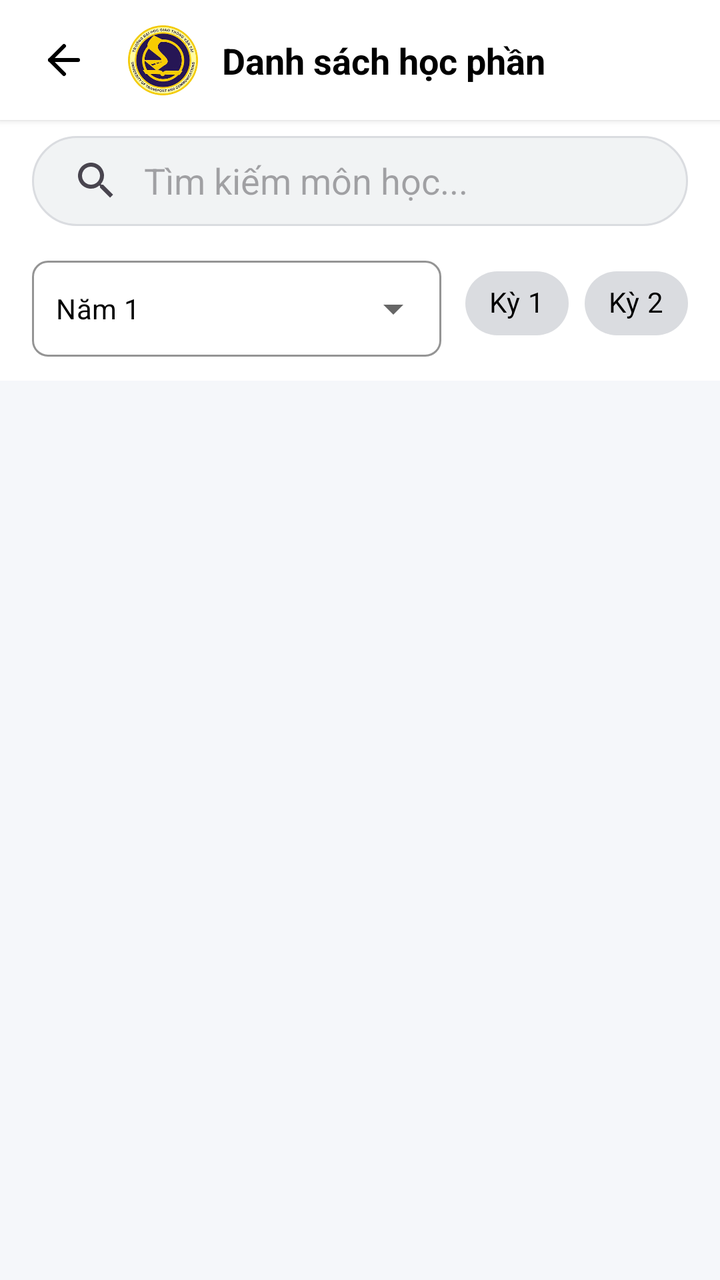
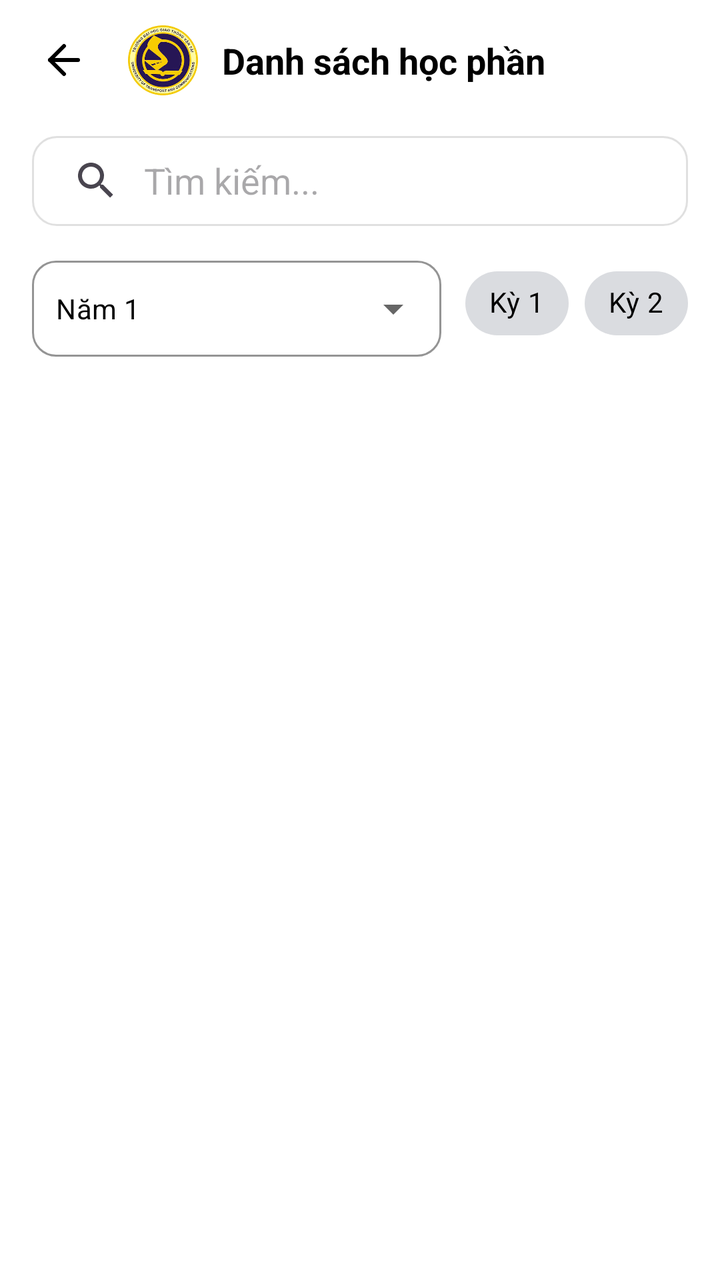

An Android layout rendered at two revisions. The XML below is the earlier revision; the diff shows what the commit changed to produce the second picture.
<!-- AndroidManifest.xml: application theme Theme.UTC2AppReborn -->
<!-- res/layout/activity_subject_list.xml -->
<?xml version="1.0" encoding="utf-8"?>
<androidx.constraintlayout.widget.ConstraintLayout xmlns:android="http://schemas.android.com/apk/res/android"
    xmlns:app="http://schemas.android.com/apk/res-auto"
    android:layout_width="match_parent"
    android:layout_height="match_parent"
    xmlns:tools="http://schemas.android.com/tools"
    android:background="@color/background_gray"
    android:fitsSystemWindows="true">

    <androidx.constraintlayout.widget.ConstraintLayout
        android:id="@+id/headerBar"
        android:layout_width="match_parent"
        android:layout_height="60dp"
        android:background="@color/white"
        android:elevation="2dp"
        app:layout_constraintTop_toTopOf="parent">

        <ImageButton
            android:id="@+id/btnBackProfile"
            android:layout_width="48dp"
            android:layout_height="48dp"
            android:layout_marginStart="8dp"
            android:background="?attr/selectableItemBackgroundBorderless"
            android:contentDescription="@string/back"
            android:src="@drawable/ic_arrow_left"
            app:layout_constraintBottom_toBottomOf="parent"
            app:layout_constraintStart_toStartOf="parent"
            app:layout_constraintTop_toTopOf="parent"
            app:tint="@color/text_black" />

        <ImageView
            android:id="@+id/logoSmall"
            android:layout_width="35dp"
            android:layout_height="35dp"
            android:layout_marginStart="8dp"
            android:contentDescription="@string/app_name"
            android:src="@drawable/logo_utc2"
            app:layout_constraintBottom_toBottomOf="parent"
            app:layout_constraintStart_toEndOf="@id/btnBackProfile"
            app:layout_constraintTop_toTopOf="parent" />

        <TextView
            android:layout_width="wrap_content"
            android:layout_height="wrap_content"
            android:layout_marginStart="12dp"
            android:text="@string/profile_subject_list"
            android:textColor="@color/text_black"
            android:textSize="18sp"
            android:textStyle="bold"
            app:layout_constraintBottom_toBottomOf="parent"
            app:layout_constraintStart_toEndOf="@id/logoSmall"
            app:layout_constraintTop_toTopOf="parent" />
    </androidx.constraintlayout.widget.ConstraintLayout>

    <LinearLayout
        android:id="@+id/controlPanel"
        android:layout_width="match_parent"
        android:layout_height="wrap_content"
        android:background="@color/white"
        android:orientation="vertical"
        android:paddingHorizontal="16dp"
        android:paddingBottom="12dp"
        app:layout_constraintTop_toBottomOf="@id/headerBar">

        <androidx.appcompat.widget.SearchView
            android:id="@+id/searchView"
            android:layout_width="match_parent"
            android:layout_height="45dp"
            android:layout_marginTop="8dp"
            android:background="@drawable/bg_edittext"
            app:iconifiedByDefault="false"
            app:queryBackground="@android:color/transparent"
            app:queryHint="@string/search_hint" />

        <LinearLayout
            android:layout_width="match_parent"
            android:layout_height="wrap_content"
            android:layout_marginTop="12dp"
            android:gravity="center_vertical"
            android:orientation="horizontal">

            <com.google.android.material.textfield.TextInputLayout
                style="@style/Widget.MaterialComponents.TextInputLayout.OutlinedBox.ExposedDropdownMenu"
                android:layout_width="0dp"
                android:layout_height="wrap_content"
                android:layout_weight="1"
                app:boxCornerRadiusBottomEnd="8dp"
                app:boxCornerRadiusBottomStart="8dp"
                app:boxCornerRadiusTopEnd="8dp"
                app:boxCornerRadiusTopStart="8dp"
                app:boxStrokeColor="@color/primary_blue">

                <AutoCompleteTextView
                    android:id="@+id/dropYear"
                    android:layout_width="match_parent"
                    android:layout_height="wrap_content"
                    android:minHeight="48dp"
                    android:inputType="none"
                    android:paddingVertical="12dp"
                    android:paddingStart="12dp"
                    android:paddingEnd="12dp"
                    android:text="Năm 1"
                    android:textSize="14sp"
                    android:textColor="@color/text_black"
                    tools:ignore="SpeakableTextPresentCheck" />

            </com.google.android.material.textfield.TextInputLayout>

            <com.google.android.material.chip.ChipGroup
                android:id="@+id/chipGroupSemester"
                android:layout_width="wrap_content"
                android:layout_height="wrap_content"
                android:layout_marginStart="12dp"
                app:selectionRequired="true"
                app:singleSelection="true">

                <com.google.android.material.chip.Chip
                    android:id="@+id/chipSem1"
                    style="@style/Widget.MaterialComponents.Chip.Choice"
                    android:layout_width="wrap_content"
                    android:layout_height="wrap_content"
                    android:text="@string/semester_1"
                    android:textColor="@drawable/text_chip_semester"
                    app:chipBackgroundColor="@drawable/bg_chip_semester"
                    app:chipStrokeWidth="0dp" />

                <com.google.android.material.chip.Chip
                    android:id="@+id/chipSem2"
                    style="@style/Widget.MaterialComponents.Chip.Choice"
                    android:layout_width="wrap_content"
                    android:layout_height="wrap_content"
                    android:text="@string/semester_2"
                    android:textColor="@drawable/text_chip_semester"
                    app:chipBackgroundColor="@drawable/bg_chip_semester"
                    app:chipStrokeWidth="0dp" />
            </com.google.android.material.chip.ChipGroup>
        </LinearLayout>
    </LinearLayout>

    <androidx.recyclerview.widget.RecyclerView
        android:id="@+id/recyclerSubject"
        android:layout_width="match_parent"
        android:layout_height="0dp"
        android:clipToPadding="false"
        android:padding="8dp"
        app:layout_constraintBottom_toBottomOf="parent"
        app:layout_constraintTop_toBottomOf="@id/controlPanel" />

</androidx.constraintlayout.widget.ConstraintLayout>
<!-- resources referenced by this layout -->
<resources>
  <color name="background_gray">#F5F7FA</color>
  <color name="primary_blue">#1F3A68</color>
  <color name="text_black">#000000</color>
  <color name="white">#FFFFFFFF</color>
  <!-- drawable bg_chip_semester (drawable) -->
  <?xml version="1.0" encoding="utf-8"?>
  <selector xmlns:android="http://schemas.android.com/apk/res/android">
      <item android:state_checked="true" android:color="@color/text_black" />
      <item android:color="@color/gray2" />
  </selector>
  <!-- drawable bg_edittext (drawable) -->
  <?xml version="1.0" encoding="utf-8"?>
  <shape xmlns:android="http://schemas.android.com/apk/res/android">
      <solid android:color="@color/gray1" />
      <corners android:radius="22dp" />
      <stroke android:width="1dp" android:color="@color/gray2" />
  </shape>
  <!-- drawable ic_arrow_left (drawable) -->
  <vector xmlns:android="http://schemas.android.com/apk/res/android"
      android:width="24dp"
      android:height="24dp"
      android:viewportWidth="24"
      android:viewportHeight="24">
  
      <path
          android:pathData="M12 19 L5 12 L12 5"
          android:strokeWidth="2"
          android:strokeColor="?attr/colorOnBackground"
          android:fillColor="@android:color/transparent"
          android:strokeLineCap="round"
          android:strokeLineJoin="round"/>
  
      <path
          android:pathData="M19 12 H5"
          android:strokeWidth="2"
          android:strokeColor="?attr/colorOnBackground"
          android:fillColor="@android:color/transparent"
          android:strokeLineCap="round"
          android:strokeLineJoin="round"/>
  
  </vector>
  <!-- drawable logo_utc2: png bitmap (drawable, 96043 bytes) -->
  <!-- drawable text_chip_semester (drawable) -->
  <?xml version="1.0" encoding="utf-8"?>
  <selector xmlns:android="http://schemas.android.com/apk/res/android">
      <item android:state_checked="true" android:color="@color/white" />
      <item android:color="@color/text_black" />
  </selector>
  <string name="app_name">UTC2 App Reborn</string>
  <string name="back">Quay về</string>
  <string name="profile_subject_list">Danh sách học phần</string>
  <string name="search_hint">Tìm kiếm môn học...</string>
  <string name="semester_1">Kỳ 1</string>
  <string name="semester_2">Kỳ 2</string>
  <style name="Theme.UTC2AppReborn" parent="Base.Theme.UTC2AppReborn" />
  <color name="gray2">#DADCE0</color>
  <color name="gray1">#F1F3F4</color>
  <style name="Base.Theme.UTC2AppReborn" parent="Theme.Material3.DayNight.NoActionBar">
  
          
          
  
          
          <item name="colorPrimary">@color/primary</item>
  
          
          <item name="colorOnSurface">#000000</item>
  
          
          <item name="colorOnPrimary">#000000</item>
  
          
          <item name="colorOnBackground">#000000</item>
  
      </style>
  <color name="primary">#1565C0</color>
</resources>

<!-- the commit's change to res/layout/activity_subject_list.xml (unified diff, before → after) -->
@@ -4,15 +4,14 @@
     android:layout_width="match_parent"
     android:layout_height="match_parent"
     xmlns:tools="http://schemas.android.com/tools"
-    android:background="@color/background_gray"
+    android:background="#FFFFFF"
     android:fitsSystemWindows="true">
 
     <androidx.constraintlayout.widget.ConstraintLayout
         android:id="@+id/headerBar"
         android:layout_width="match_parent"
         android:layout_height="60dp"
-        android:background="@color/white"
-        android:elevation="2dp"
+        android:background="#FFFFFF"
         app:layout_constraintTop_toTopOf="parent">
 
         <ImageButton
@@ -26,7 +25,7 @@
             app:layout_constraintBottom_toBottomOf="parent"
             app:layout_constraintStart_toStartOf="parent"
             app:layout_constraintTop_toTopOf="parent"
-            app:tint="@color/text_black" />
+            app:tint="#000000" />
 
         <ImageView
             android:id="@+id/logoSmall"
@@ -44,7 +43,7 @@
             android:layout_height="wrap_content"
             android:layout_marginStart="12dp"
             android:text="@string/profile_subject_list"
-            android:textColor="@color/text_black"
+            android:textColor="#000000"
             android:textSize="18sp"
             android:textStyle="bold"
             app:layout_constraintBottom_toBottomOf="parent"
@@ -56,7 +55,7 @@
         android:id="@+id/controlPanel"
         android:layout_width="match_parent"
         android:layout_height="wrap_content"
-        android:background="@color/white"
+        android:background="#FFFFFF"
         android:orientation="vertical"
         android:paddingHorizontal="16dp"
         android:paddingBottom="12dp"
@@ -67,10 +66,10 @@
             android:layout_width="match_parent"
             android:layout_height="45dp"
             android:layout_marginTop="8dp"
-            android:background="@drawable/bg_edittext"
+            android:background="@drawable/bg_search_modern"
             app:iconifiedByDefault="false"
             app:queryBackground="@android:color/transparent"
-            app:queryHint="@string/search_hint" />
+            app:queryHint="Tìm kiếm..." />
 
         <LinearLayout
             android:layout_width="match_parent"
@@ -84,11 +83,12 @@
                 android:layout_width="0dp"
                 android:layout_height="wrap_content"
                 android:layout_weight="1"
-                app:boxCornerRadiusBottomEnd="8dp"
-                app:boxCornerRadiusBottomStart="8dp"
-                app:boxCornerRadiusTopEnd="8dp"
-                app:boxCornerRadiusTopStart="8dp"
-                app:boxStrokeColor="@color/primary_blue">
+                app:boxCornerRadiusBottomEnd="12dp"
+                app:boxCornerRadiusBottomStart="12dp"
+                app:boxCornerRadiusTopEnd="12dp"
+                app:boxCornerRadiusTopStart="12dp"
+                app:boxBackgroundColor="#FFFFFF"
+                app:boxStrokeColor="#E0E0E0">
 
                 <AutoCompleteTextView
                     android:id="@+id/dropYear"
@@ -101,7 +101,7 @@
                     android:paddingEnd="12dp"
                     android:text="Năm 1"
                     android:textSize="14sp"
-                    android:textColor="@color/text_black"
+                    android:textColor="#000000"
                     tools:ignore="SpeakableTextPresentCheck" />
 
             </com.google.android.material.textfield.TextInputLayout>
@@ -142,8 +142,20 @@
         android:layout_width="match_parent"
         android:layout_height="0dp"
         android:clipToPadding="false"
-        android:padding="8dp"
+        android:paddingTop="8dp"
+        android:paddingBottom="24dp"
         app:layout_constraintBottom_toBottomOf="parent"
         app:layout_constraintTop_toBottomOf="@id/controlPanel" />
 
+    <ProgressBar
+        android:id="@+id/progressBar"
+        android:layout_width="48dp"
+        android:layout_height="48dp"
+        android:layout_marginTop="32dp"
+        android:indeterminateTint="#FFC107"
+        android:visibility="gone"
+        app:layout_constraintEnd_toEndOf="parent"
+        app:layout_constraintStart_toStartOf="parent"
+        app:layout_constraintTop_toBottomOf="@id/controlPanel" />
+
 </androidx.constraintlayout.widget.ConstraintLayout>
<!-- resource entries referenced after the edit -->
@@ -1,7 +1,5 @@
 <!-- resources referenced by this layout -->
 <resources>
-  <color name="background_gray">#F5F7FA</color>
-  <color name="primary_blue">#1F3A68</color>
   <color name="text_black">#000000</color>
   <color name="white">#FFFFFFFF</color>
   <!-- drawable bg_chip_semester (drawable) -->
@@ -10,12 +8,12 @@
       <item android:state_checked="true" android:color="@color/text_black" />
       <item android:color="@color/gray2" />
   </selector>
-  <!-- drawable bg_edittext (drawable) -->
+  <!-- drawable bg_search_modern (drawable) -->
   <?xml version="1.0" encoding="utf-8"?>
-  <shape xmlns:android="http://schemas.android.com/apk/res/android">
-      <solid android:color="@color/gray1" />
-      <corners android:radius="22dp" />
-      <stroke android:width="1dp" android:color="@color/gray2" />
+  <shape xmlns:android="http://schemas.android.com/apk/res/android" android:shape="rectangle">
+      <corners android:radius="12dp"/>
+      <stroke android:width="1dp" android:color="#E0E0E0"/>
+      <solid android:color="#FFFFFF"/>
   </shape>
   <!-- drawable ic_arrow_left (drawable) -->
   <vector xmlns:android="http://schemas.android.com/apk/res/android"
@@ -51,12 +49,10 @@
   <string name="app_name">UTC2 App Reborn</string>
   <string name="back">Quay về</string>
   <string name="profile_subject_list">Danh sách học phần</string>
-  <string name="search_hint">Tìm kiếm môn học...</string>
   <string name="semester_1">Kỳ 1</string>
   <string name="semester_2">Kỳ 2</string>
   <style name="Theme.UTC2AppReborn" parent="Base.Theme.UTC2AppReborn" />
   <color name="gray2">#DADCE0</color>
-  <color name="gray1">#F1F3F4</color>
   <style name="Base.Theme.UTC2AppReborn" parent="Theme.Material3.DayNight.NoActionBar">
   
           
@@ -74,7 +70,16 @@
           
           <item name="colorOnBackground">#000000</item>
   
+          
+          <item name="android:windowAnimationStyle">@style/WindowAnimationTransition</item>
+  
       </style>
-  <color name="primary">#1565C0</color>
+  <color name="primary">#FFC107</color>
+  <style name="WindowAnimationTransition" parent="@android:style/Animation.Activity">
+          <item name="android:activityOpenEnterAnimation">@anim/slide_in_right</item>
+          <item name="android:activityOpenExitAnimation">@anim/slide_out_left</item>
+          <item name="android:activityCloseEnterAnimation">@anim/slide_in_left</item>
+          <item name="android:activityCloseExitAnimation">@anim/slide_out_right</item>
+      </style>
 </resources>
 
